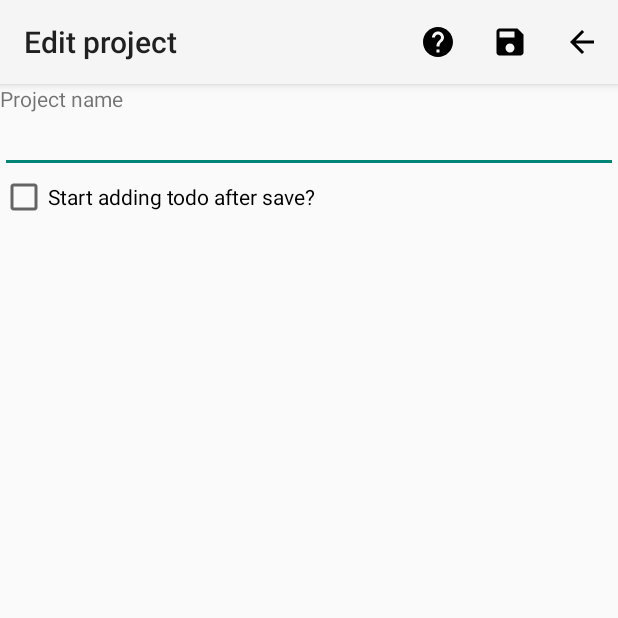
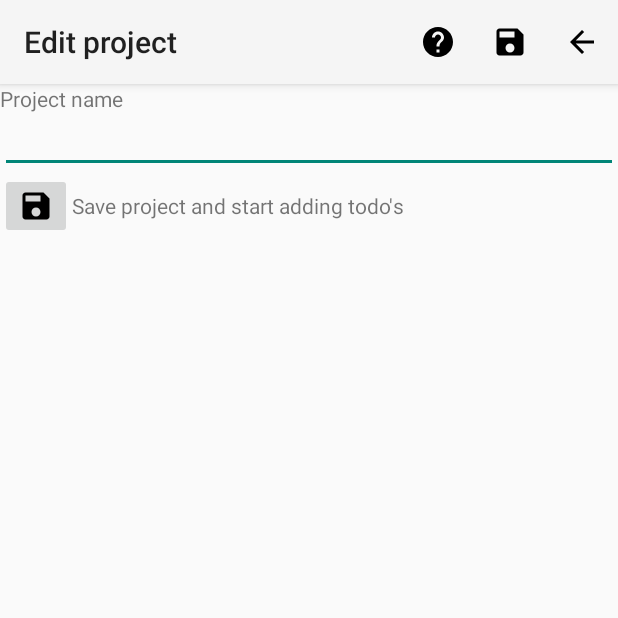
Before and after one commit to iddekingej/MyToDo, an Android app: the screen it shows after launch (EditProjectActivity), after a tap on "Add project", on a phone screen of 412 x 824 dp, the top half of it. Run offline under Robolectric (Android 15) with nearby library versions, the phone set to English and light mode, and no system bars.

Commit message:
* alert when deleting project * Check if project has todo items before deleting * Status can be made active/not active * Add status to todo list * Delete content_main * Save and add todo's button

```diff
--- a/app/src/main/java/org/elaya/mytodo/EditToDoActivity.java
+++ b/app/src/main/java/org/elaya/mytodo/EditToDoActivity.java
@@ -40,7 +40,7 @@ public class EditToDoActivity extends AppCompatActivity {
 
 
         statusElement=(Spinner)findViewById(R.id.status);
-        StatusSpinnerAdapter spinnerAdapter=new StatusSpinnerAdapter(this,ds.getStatusCursor());
+        StatusSpinnerAdapter spinnerAdapter=new StatusSpinnerAdapter(this,ds.getActiveStatusCursor(idStatus));
         statusElement.setAdapter(spinnerAdapter);
         int lNum=spinnerAdapter.getCount();
         for(int lCnt=0;lCnt<lNum;lCnt++) {
--- a/app/src/main/java/org/elaya/mytodo/OpenHelper.java
+++ b/app/src/main/java/org/elaya/mytodo/OpenHelper.java
@@ -22,6 +22,7 @@ class OpenHelper extends SQLiteOpenHelper {
         lValues.put("position",pPosition);
         lValues.put("action_type",pActionType);
         lValues.put("description",context.getResources().getString(pDescription));
+        lValues.put("active",1);
         pDb.insert("status",null,lValues);
     }
 
@@ -41,7 +42,9 @@ class OpenHelper extends SQLiteOpenHelper {
                 "_id integer primary key autoincrement" +
                 ",position integer not null"+
                 ",action_type integer not null"+
+                ",active integer not null"+
                 ",description text" +
+                ",constraint chk_status_1 check(active in (0,1))"+
                 ")");
         statusDefaults(pDatabase);
     }
--- a/app/src/main/java/org/elaya/mytodo/StatusBaseAdapter.java
+++ b/app/src/main/java/org/elaya/mytodo/StatusBaseAdapter.java
@@ -14,6 +14,7 @@ abstract class StatusBaseAdapter extends CursorAdapter {
     private final int positionIndex;
     private final int actionTypeIndex;
     private final int descriptionIndex;
+    private final int activeIndex;
 
     StatusBaseAdapter(Context pContext, Cursor pCursor) {
         super(pContext,pCursor,0);
@@ -21,6 +22,7 @@ abstract class StatusBaseAdapter extends CursorAdapter {
         positionIndex=pCursor.getColumnIndex("position");
         actionTypeIndex=pCursor.getColumnIndex("action_type");
         descriptionIndex=pCursor.getColumnIndex("description");
+        activeIndex=pCursor.getColumnIndex("active");
     }
 
     @Override
@@ -28,8 +30,9 @@ abstract class StatusBaseAdapter extends CursorAdapter {
         long lId=pCursor.getLong(idIndex);
         long lPosition=pCursor.getLong(positionIndex);
         long lActionType=pCursor.getLong(actionTypeIndex);
+        boolean lActive=pCursor.getLong(activeIndex)==1;
         String lDescription=pCursor.getString(descriptionIndex);
-        StatusItem lStatusItem=new StatusItem(lId,lPosition,lActionType,lDescription);
+        StatusItem lStatusItem=new StatusItem(lId,lPosition,lActionType,lDescription,lActive);
         pView.setTag(lStatusItem);
         fillView(pView,lStatusItem);
     }
--- a/app/src/main/java/org/elaya/mytodo/TodoListAdapter.java
+++ b/app/src/main/java/org/elaya/mytodo/TodoListAdapter.java
@@ -19,6 +19,7 @@ class TodoListAdapter extends CursorAdapter {
     private final int idStatusIndex;
     private final int titleIndex;
     private final int commentIndex;
+    private final int statusdescIndex;
 
     public TodoListAdapter(Context pContext,Cursor pCursor){
         super(pContext,pCursor,0);
@@ -27,6 +28,7 @@ class TodoListAdapter extends CursorAdapter {
         idStatusIndex=pCursor.getColumnIndex("id_status");
         titleIndex=pCursor.getColumnIndex("title");
         commentIndex=pCursor.getColumnIndex("comment");
+        statusdescIndex=pCursor.getColumnIndex("statusdesc");
     }
     @Override
     public View newView(Context pContext, Cursor pCursor, ViewGroup pViewGroup) {
@@ -41,8 +43,11 @@ class TodoListAdapter extends CursorAdapter {
         long lIdStatus=pCursor.getLong(idStatusIndex);
         String lTitle=pCursor.getString(titleIndex);
         String lComment=pCursor.getString(commentIndex);
+        String lStatus=pCursor.getString(statusdescIndex);
         TextView lTitleWidget=(TextView)pView.findViewById(R.id.title);
         lTitleWidget.setText(lTitle);
+        TextView lStatusWidget=(TextView)pView.findViewById(R.id.status);
+        lStatusWidget.setText(lStatus);
         pView.setTag(new TodoItem(lId,lIdProject,lIdStatus,lTitle,lComment));
 
     }
--- a/app/src/main/res/layout/activity_edit_project.xml
+++ b/app/src/main/res/layout/activity_edit_project.xml
@@ -24,15 +24,15 @@
     <LinearLayout
         android:layout_width="match_parent"
         android:layout_height="match_parent"
-        android:orientation="vertical"
-        >
+        android:orientation="vertical">
 
         <TextView
             android:id="@+id/textView4"
             android:layout_width="wrap_content"
             android:layout_height="wrap_content"
-            android:text="@string/Project_name"
-            android:labelFor="@+id/projectName"/>
+            android:labelFor="@+id/projectName"
+            android:text="@string/Project_name" />
+
         <EditText
             android:id="@+id/projectName"
             android:layout_width="match_parent"
@@ -40,11 +40,27 @@
             android:ems="10"
             android:inputType="textPersonName" />
 
-        <CheckBox
-            android:id="@+id/checkBox"
-            android:layout_width="match_parent"
+        <LinearLayout
+            android:layout_width="wrap_content"
             android:layout_height="wrap_content"
-            android:text="@string/Start_adding_todo" />
+            android:orientation="horizontal">
+
+            <ImageButton
+                android:id="@+id/imageButton"
+                android:layout_width="match_parent"
+                android:layout_height="wrap_content"
+                android:layout_weight="1"
+                android:onClick="saveGotoTodo"
+                app:srcCompat="@drawable/save" />
+
+            <TextView
+                android:id="@+id/textView2"
+                android:layout_width="wrap_content"
+                android:layout_height="match_parent"
+                android:layout_weight="1"
+                android:gravity="center_vertical"
+                android:text="@string/Start_adding_todo" />
+        </LinearLayout>
 
     </LinearLayout>
 
--- a/app/src/main/res/layout/activity_edit_status.xml
+++ b/app/src/main/res/layout/activity_edit_status.xml
@@ -64,7 +64,11 @@
         android:layout_width="match_parent"
         android:layout_height="wrap_content" />
 
-
+    <CheckBox
+        android:id="@+id/active"
+        android:layout_width="match_parent"
+        android:layout_height="wrap_content"
+        android:text="@string/is_status_active" />
 
 
 </LinearLayout>
--- a/app/src/main/res/values/strings.xml
+++ b/app/src/main/res/values/strings.xml
@@ -5,7 +5,6 @@
     <string name="delete_project">Delete project</string>
     <string name="title_activity_edit_project">Edit project</string>
     <string name="Project_name">Project name</string>
-    <string name="Start_adding_todo">Start adding todo after save?</string>
     <string name="title_activity_todo">Overview of todo items</string>
     <string name="title_activity_edit_todo">Edit a todo</string>
 
@@ -25,6 +24,10 @@
     <string name="label_todo_comment">Comment:</string>
     <!-- Project -->
     <string name="title_main">Projects</string>
+    <string name="no_project">No projects found. Please add one or more project first and than add todo items.</string>
+    <string name="Start_adding_todo">Save project and start adding todo\'s</string>
+    <string name="cant_delete_has_todo">Can\'t delete project because it has todo items </string>
+
     <!-- Status -->
 
     <string name="label_action_type">Action type</string>
@@ -38,6 +41,7 @@
     <string name="warning_position_number_mandatory">Position must be a positive number and is mandatory.</string>
     <string name="warning_cant_delete_status_used">Can\'t delete status because it\'s already used.</string>
     <string name="ask_delete_status">Delete this status?</string>
+    <string name="is_status_active">Is status active?</string>
     <!-- Generic -->
     <string name="help">Help</string>
     <string name="title_activity_help">Help</string>
```
Also changed, not shown: app/src/main/java/org/elaya/mytodo/DataSource.java (+38 -6 lines), app/src/main/java/org/elaya/mytodo/EditProjectActivity.java (+11 -2 lines), app/src/main/java/org/elaya/mytodo/EditStatusActivity.java (+10 -1 lines), app/src/main/java/org/elaya/mytodo/ProjectActivity.java (+45 -7 lines), app/src/main/java/org/elaya/mytodo/StatusActivity.java (+5 -2 lines), app/src/main/java/org/elaya/mytodo/StatusItem.java (+55 -1 lines), app/src/main/res/layout/activity_project.xml (+25 -1 lines), app/src/main/res/layout/content_main.xml (deleted, +0 -21 lines), app/src/main/res/layout/todo_item.xml (+11 -2 lines).
